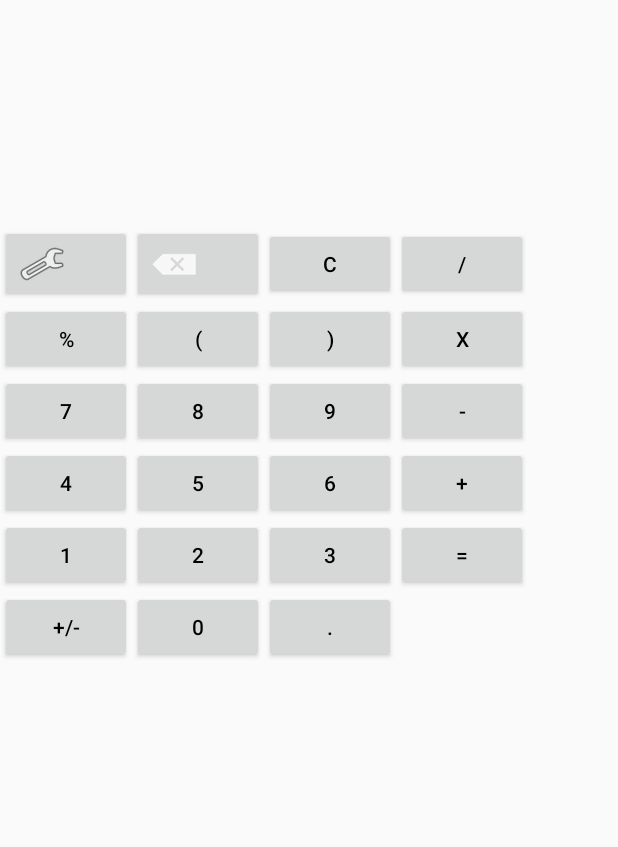
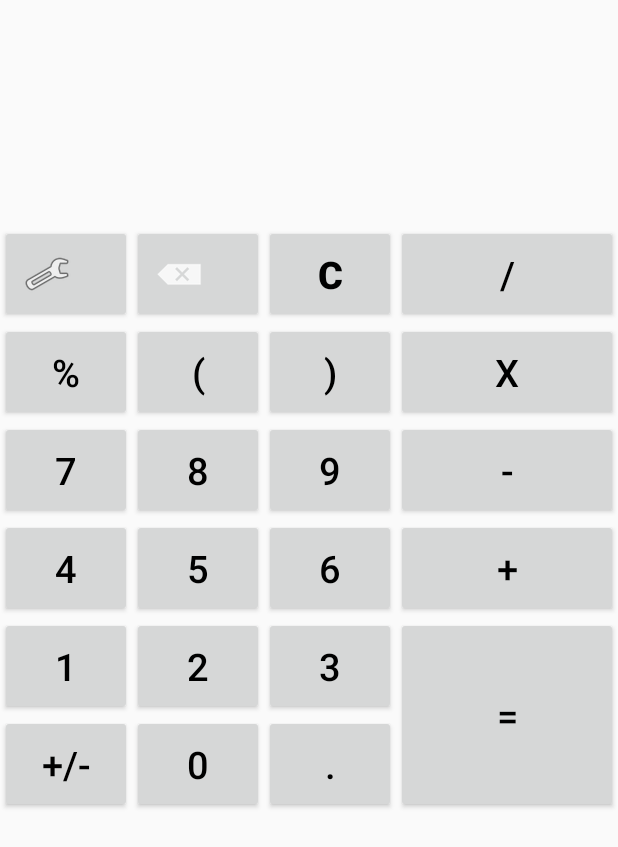
Before and after one commit to BrianLusina/ACalc, an Android app: the CalclulatorActivity screen opened directly, with no data from a screen before it, on a phone screen of 412 x 824 dp. Shown: the top 847 px of the screen. Run offline under Robolectric (Android 15) with nearby library versions, the phone set to English and light mode, and no system bars; 1 statement that could not run was skipped.

Commit message:
Add paddings and sizes to buttons

```diff
--- a/app/src/main/res/layout/calculator_activity.xml
+++ b/app/src/main/res/layout/calculator_activity.xml
@@ -17,88 +17,144 @@
         android:orientation="horizontal"
         android:columnCount="4"
         android:layout_gravity="center">
+
+        <!--first row-->
         <Button
             android:id="@+id/settings_btn_id"
+            android:layout_gravity="fill"
             android:drawableStart="@android:drawable/ic_menu_manage"
-            android:drawableLeft="@android:drawable/ic_menu_manage"/>
+            android:drawableLeft="@android:drawable/ic_menu_manage"
+            android:textSize="25sp"
+            android:padding="15dp" />
         <Button
             android:id="@+id/backspace_id"
+            android:textSize="25sp"
+            android:padding="15dp"
             android:drawableStart="@android:drawable/ic_input_delete"
             android:drawableLeft="@android:drawable/ic_input_delete"/>
         <Button
             android:id="@+id/cancel_btn_id"
+            android:textStyle="bold"
+            android:textSize="25sp"
+            android:padding="15dp"
             android:text="@string/cancel_btn"/>
 
         <Button
             android:id="@+id/divide_btn_id"
-            android:text="@string/divide_btn" />
+            android:text="@string/divide_btn"
+            android:textSize="25sp"
+            android:padding="15dp"
+            android:layout_gravity="fill"/>
 
         <!--2nd row-->
         <Button
             android:id="@+id/percent_btn_id"
-            android:text="@string/percent_btn"/>
+            android:text="@string/percent_btn"
+            android:textSize="25sp"
+            android:padding="15dp" />
         <Button
             android:id="@+id/right_brackets_btn_id"
-            android:text="@string/right_brackets_btn"/>
+            android:text="@string/right_brackets_btn"
+            android:textSize="25sp"
+            android:padding="15dp"/>
         <Button
             android:id="@+id/left_brackets_btn_id"
-            android:text="@string/left_brackets_btn"/>
+            android:text="@string/left_brackets_btn"
+            android:textSize="25sp"
+            android:padding="15dp"/>
 
         <Button
             android:id="@+id/multiply_id"
-            android:text="@string/multiply_btn"/>
+            android:text="@string/multiply_btn"
+            android:layout_gravity="fill"
+            android:textSize="25sp"
+            android:padding="15dp" />
 
         <!--3rd row-->
         <Button
             android:id="@+id/seven_btn_id"
-            android:text="@string/seven_btn"/>
+            android:text="@string/seven_btn"
+            android:textSize="25sp"
+            android:padding="15dp" />
         <Button
             android:id="@+id/eight_btn_id"
-            android:text="@string/eight_btn"/>
+            android:text="@string/eight_btn"
+            android:textSize="25sp"
+            android:padding="15dp" />
         <Button
             android:id="@+id/nine_btn_id"
-            android:text="@string/nine_btn"/>
+            android:text="@string/nine_btn"
+            android:textSize="25sp"
+            android:padding="15dp" />
         <Button
             android:id="@+id/subtract_btn_id"
-            android:text="@string/subtract_btn"/>
+            android:text="@string/subtract_btn"
+            android:layout_gravity="fill"
+            android:textSize="25sp"
+            android:padding="15dp" />
 
         <!--4th row-->
         <Button
             android:id="@+id/four_btn_id"
-            android:text="@string/four_btn"/>
+            android:text="@string/four_btn"
+            android:textSize="25sp"
+            android:padding="15dp" />
         <Button
             android:id="@+id/five_btn_id"
-            android:text="@string/five_btn"/>
+            android:text="@string/five_btn"
+            android:textSize="25sp"
+            android:padding="15dp" />
         <Button
             android:id="@+id/six_btn_id"
-            android:text="@string/six_btn"/>
+            android:text="@string/six_btn"
+            android:textSize="25sp"
+            android:padding="15dp" />
         <Button
             android:id="@+id/plus_btn_id"
-            android:text="@string/plus_btn"/>
+            android:layout_gravity="fill"
+            android:text="@string/plus_btn"
+            android:textSize="25sp"
+            android:padding="15dp" />
 
         <!--5th row-->
         <Button
             android:id="@+id/one_btn_id"
-            android:text="@string/one_btn"/>
+            android:text="@string/one_btn"
+            android:textSize="25sp"
+            android:padding="15dp" />
         <Button
             android:id="@+id/two_btn_id"
-            android:text="@string/two_btn"/>
+            android:text="@string/two_btn"
+            android:textSize="25sp"
+            android:padding="15dp" />
         <Button
             android:id="@+id/three_btn_id"
-            android:text="@string/three_btn"/>
+            android:text="@string/three_btn"
+            android:textSize="25sp"
+            android:padding="15dp" />
         <Button
             android:id="@+id/equals_btn_id"
-            android:text="@string/equals_btn"/>
+            android:layout_rowSpan="2"
+            android:layout_gravity="fill"
+            android:text="@string/equals_btn"
+            android:textSize="25sp"
+            android:padding="15dp" />
         <!--6th row-->
         <Button
             android:id="@+id/negative_positive_btn_id"
-            android:text="@string/neg_pos_btn"/>
+            android:text="@string/neg_pos_btn"
+            android:textSize="25sp"
+            android:padding="15dp" />
         <Button
             android:id="@+id/zero_btn_id"
-            android:text="@string/zero_btn"/>
+            android:text="@string/zero_btn"
+            android:textSize="25sp"
+            android:padding="15dp" />
         <Button
             android:id="@+id/period_btn_id"
-            android:text="@string/period_btn"/>
+            android:text="@string/period_btn"
+            android:textSize="25sp"
+            android:padding="15dp"/>
 
     </GridLayout>
 </LinearLayout>
```
